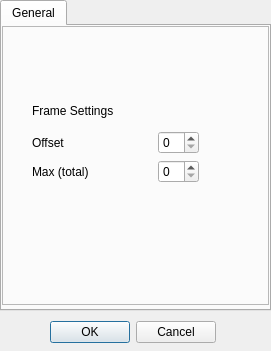
Qt form hexrd/ui/resources/ui/process_ims_dialog.ui (HEXRD/hexrdgui) before a commit.
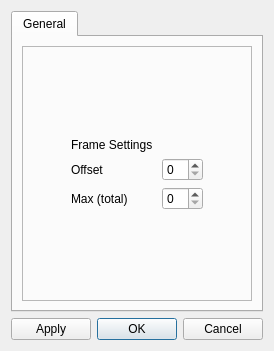
The same form after that commit.

Commit message: Make ProcessImageSeries dialog resizable

What changed in the file:
```diff
--- a/hexrd/ui/resources/ui/process_ims_dialog.ui
+++ b/hexrd/ui/resources/ui/process_ims_dialog.ui
@@ -16,30 +16,36 @@
   <property name="modal">
    <bool>false</bool>
   </property>
+  <layout class="QGridLayout" name="gridLayout">
+   <item row="0" column="0">
   <widget class="QTabWidget" name="detectors">
-   <property name="geometry">
-    <rect>
-     <x>0</x>
-     <y>0</y>
-     <width>271</width>
-     <height>311</height>
-    </rect>
+     <property name="sizePolicy">
+      <sizepolicy hsizetype="Expanding" vsizetype="Expanding">
+       <horstretch>0</horstretch>
+       <verstretch>0</verstretch>
+      </sizepolicy>
    </property>
    <property name="currentIndex">
     <number>0</number>
    </property>
    <widget class="QWidget" name="general">
+      <property name="sizePolicy">
+       <sizepolicy hsizetype="Preferred" vsizetype="Preferred">
+        <horstretch>0</horstretch>
+        <verstretch>0</verstretch>
+       </sizepolicy>
+      </property>
     <attribute name="title">
      <string>General</string>
     </attribute>
+      <layout class="QGridLayout" name="gridLayout_3">
+       <item row="0" column="0">
     <widget class="QFrame" name="frame">
-     <property name="geometry">
-      <rect>
-       <x>0</x>
-       <y>0</y>
-       <width>267</width>
-       <height>279</height>
-      </rect>
+         <property name="sizePolicy">
+          <sizepolicy hsizetype="Preferred" vsizetype="Preferred">
+           <horstretch>0</horstretch>
+           <verstretch>0</verstretch>
+          </sizepolicy>
      </property>
      <property name="frameShape">
       <enum>QFrame::StyledPanel</enum>
@@ -47,16 +53,38 @@
      <property name="frameShadow">
       <enum>QFrame::Raised</enum>
      </property>
-     <widget class="QWidget" name="">
-      <property name="geometry">
-       <rect>
-        <x>30</x>
-        <y>70</y>
-        <width>167</width>
-        <height>87</height>
-       </rect>
-      </property>
+         <layout class="QGridLayout" name="gridLayout_2">
+          <item row="0" column="1">
+           <spacer name="verticalSpacer">
+            <property name="orientation">
+             <enum>Qt::Vertical</enum>
+            </property>
+            <property name="sizeHint" stdset="0">
+             <size>
+              <width>20</width>
+              <height>63</height>
+             </size>
+            </property>
+           </spacer>
+          </item>
+          <item row="1" column="0">
+           <spacer name="horizontalSpacer">
+            <property name="orientation">
+             <enum>Qt::Horizontal</enum>
+            </property>
+            <property name="sizeHint" stdset="0">
+             <size>
+              <width>13</width>
+              <height>20</height>
+             </size>
+            </property>
+           </spacer>
+          </item>
+          <item row="1" column="1">
       <layout class="QVBoxLayout" name="verticalLayout">
+            <property name="sizeConstraint">
+             <enum>QLayout::SetNoConstraint</enum>
+            </property>
        <item>
         <widget class="QLabel" name="label">
          <property name="text">
@@ -66,6 +94,9 @@
        </item>
        <item>
         <layout class="QHBoxLayout" name="horizontalLayout_1">
+              <property name="sizeConstraint">
+               <enum>QLayout::SetNoConstraint</enum>
+              </property>
          <item>
           <widget class="QLabel" name="label_1">
            <property name="text">
@@ -93,6 +124,9 @@
        </item>
        <item>
         <layout class="QHBoxLayout" name="horizontalLayout_3">
+              <property name="sizeConstraint">
+               <enum>QLayout::SetNoConstraint</enum>
+              </property>
          <item>
           <widget class="QLabel" name="label_3">
            <property name="text">
@@ -119,23 +153,62 @@
         </layout>
        </item>
       </layout>
-     </widget>
-    </widget>
-   </widget>
-  </widget>
+          </item>
+          <item row="1" column="2">
+           <spacer name="horizontalSpacer_2">
+            <property name="orientation">
+             <enum>Qt::Horizontal</enum>
+            </property>
+            <property name="sizeHint" stdset="0">
+             <size>
+              <width>13</width>
+              <height>20</height>
+             </size>
+            </property>
+           </spacer>
+          </item>
+          <item row="2" column="1">
+           <spacer name="verticalSpacer_2">
+            <property name="orientation">
+             <enum>Qt::Vertical</enum>
+            </property>
+            <property name="sizeHint" stdset="0">
+             <size>
+              <width>20</width>
+              <height>63</height>
+             </size>
+            </property>
+           </spacer>
+          </item>
+         </layout>
+        </widget>
+       </item>
+      </layout>
+     </widget>
+    </widget>
+   </item>
+   <item row="1" column="0">
+    <layout class="QHBoxLayout" name="horizontalLayout">
+     <property name="sizeConstraint">
+      <enum>QLayout::SetNoConstraint</enum>
+     </property>
+     <item>
+      <widget class="QPushButton" name="apply">
+       <property name="text">
+        <string>Apply</string>
+       </property>
+      </widget>
+     </item>
+     <item>
   <widget class="QDialogButtonBox" name="buttonBox">
-   <property name="geometry">
-    <rect>
-     <x>50</x>
-     <y>320</y>
-     <width>166</width>
-     <height>25</height>
-    </rect>
-   </property>
    <property name="standardButtons">
     <set>QDialogButtonBox::Cancel|QDialogButtonBox::Ok</set>
    </property>
   </widget>
+     </item>
+    </layout>
+   </item>
+  </layout>
  </widget>
  <resources/>
  <connections>
```
Lines whose indentation alone changed are shown as unchanged. The commit also changes 1 other file.
